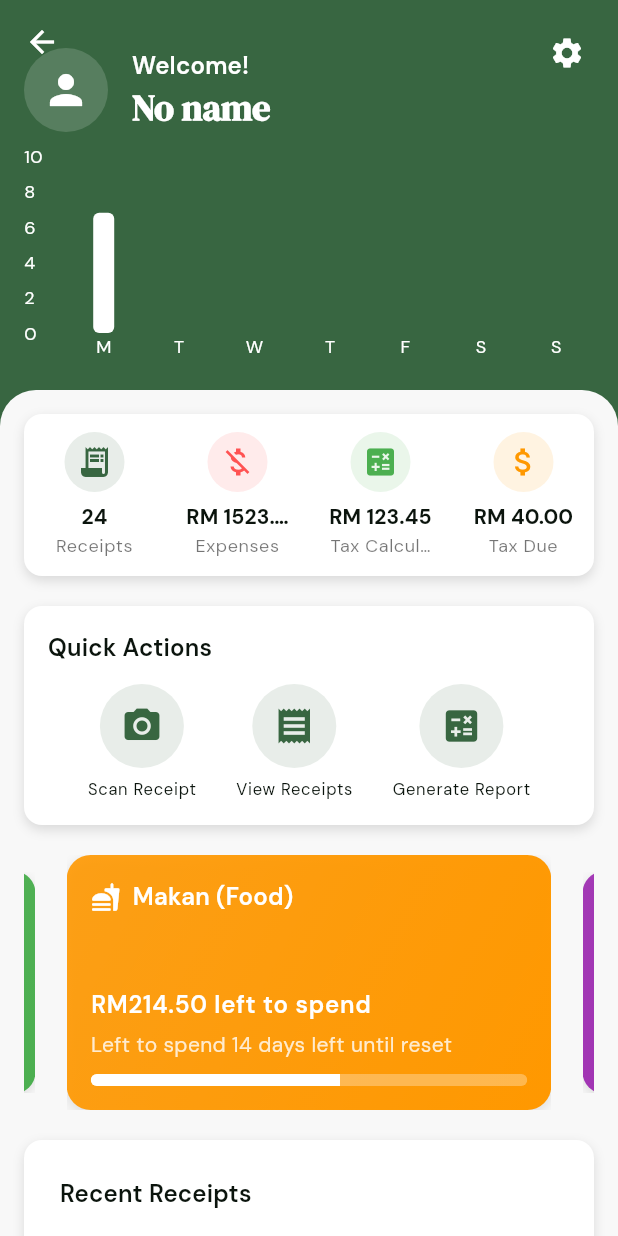
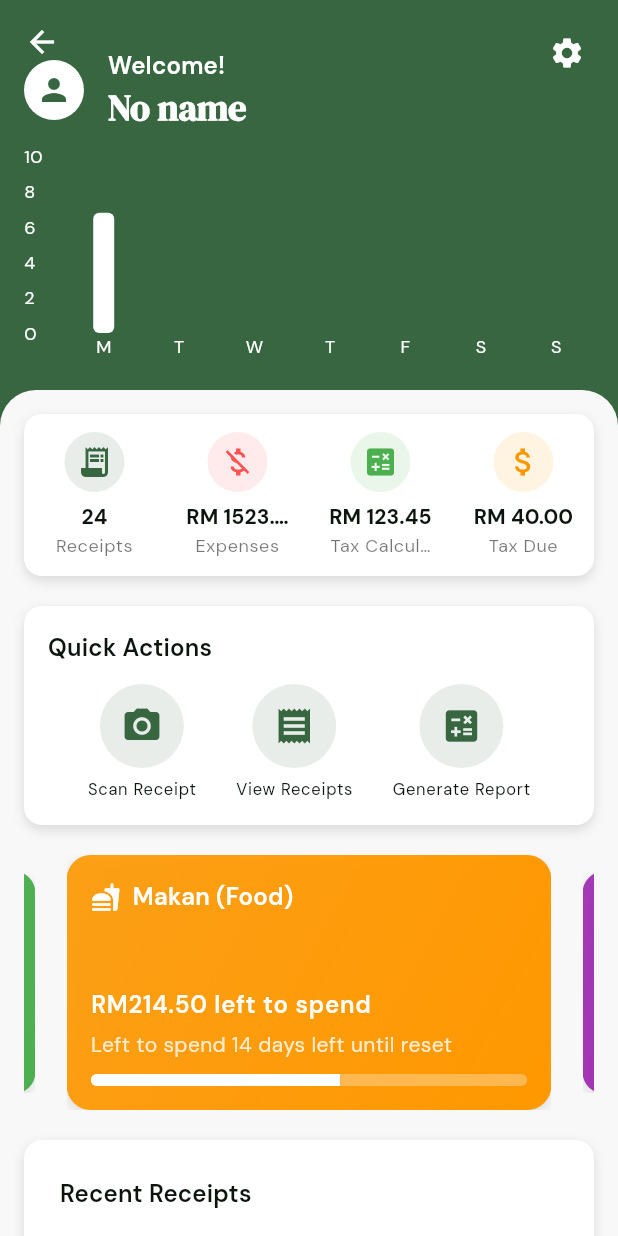
Before and after one commit to vinky0813/tolak_tax, a Flutter app: the DashboardScreen screen opened directly, on a phone screen of 412 x 824 dp. Run offline on Flutter 3.47's test engine with Material 3 defaults, Android fonts, the phone set to English and light mode, and no system bars; drawn by our look-alikes of carousel_slider, fl_chart; our stand-ins replace camera, firebase_auth, firebase_core, flutter_cache_manager, flutter_svg, google_sign_in and 1 more; missing offline and left inert: flutter_facebook_auth; accounts and stored records are empty.

```diff
--- a/lib/screens/dashboard_screen.dart
+++ b/lib/screens/dashboard_screen.dart
@@ -1,9 +1,11 @@
 import 'package:flutter/material.dart';
+import 'package:flutter_svg/flutter_svg.dart';
 import 'package:provider/provider.dart';
 import 'package:tolak_tax/models/receipt_model.dart';
 import 'package:tolak_tax/services/auth_service.dart';
 import 'package:tolak_tax/utils/category_constants.dart';
 import 'package:tolak_tax/utils/category_helper.dart';
+import 'package:tolak_tax/widgets/cached_network_svg.dart';
 import 'package:tolak_tax/widgets/gamified_progress.dart';
 import 'package:tolak_tax/widgets/quick_actionbutton.dart';
 import 'package:tolak_tax/widgets/recent_receipts_list.dart';
@@ -50,6 +52,9 @@ class _DashboardScreenState extends State<DashboardScreen> {
   Widget build(BuildContext context) {
     final theme = Theme.of(context);
     final colorScheme = theme.colorScheme;
+    final user = Provider.of<AuthService>(context).currentUser;
+    final String? photoUrl = user?.photoURL;
+    final bool hasAvatar = photoUrl != null && photoUrl.isNotEmpty;
 
     // Dummy data for demo
     const int totalReceipts = 24;
@@ -246,11 +251,19 @@ class _DashboardScreenState extends State<DashboardScreen> {
                         Row(
                           children: [
                             CircleAvatar(
-                              radius: 28,
-                              backgroundColor:
-                                  colorScheme.onPrimary.withAlpha(40),
-                              child: Icon(Icons.person,
-                                  size: 32, color: colorScheme.onPrimary),
+                              backgroundColor: Colors.white,
+                              child: hasAvatar
+                                  ? ClipOval(
+                                child: CachedNetworkSvg(
+                                  url: photoUrl,
+                                  fit: BoxFit.cover,
+                                  placeholder: const CircularProgressIndicator.adaptive(),
+                                ),
+                              )
+                                  : Icon(
+                                Icons.person,
+                                color: colorScheme.primary,
+                              ),
                             ),
                             const SizedBox(width: 16),
                             Column(
--- a/pubspec.yaml
+++ b/pubspec.yaml
@@ -51,6 +51,7 @@ dependencies:
   step_progress_indicator: ^1.0.1
   provider: ^6.1.5
   carousel_slider: ^5.1.1
+  flutter_cache_manager: ^3.4.1
 
 
 dev_dependencies:
```
Also changed, not shown: lib/screens/create_profile_screen.dart (+7 -1 lines), lib/screens/profile_screen.dart (+4 -4 lines), lib/widgets/cached_network_svg.dart (added, +40 -0 lines), pubspec.lock, 1 other file.
